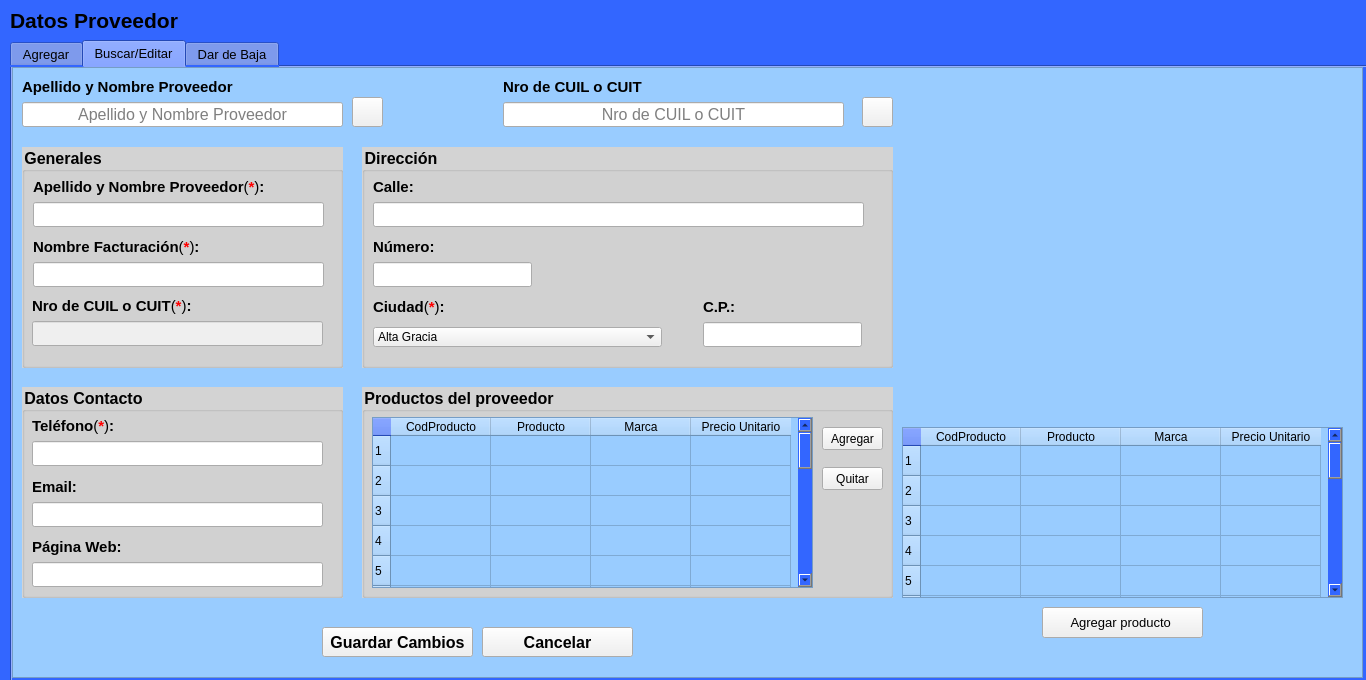
Miguel8819/Sistema_TweetyTesis, file Views/proveedores.ui: the form before one commit.
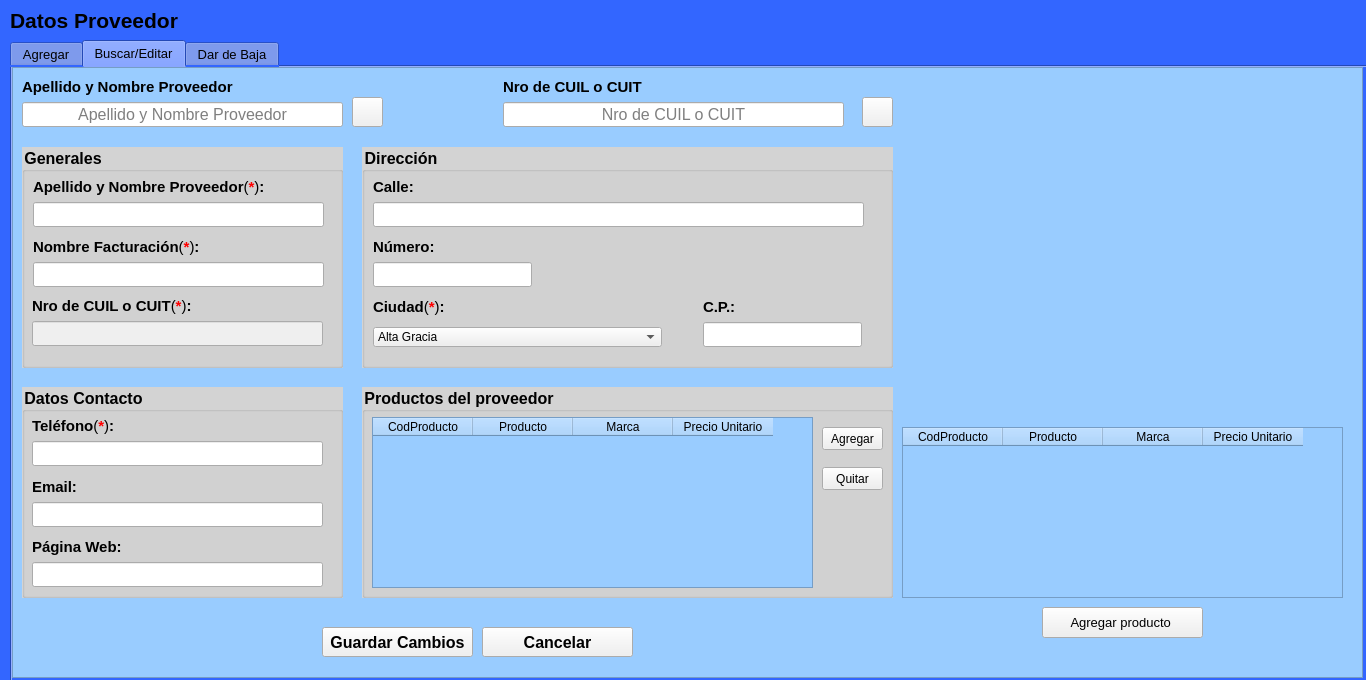
The form after the commit. The open tabs and pages were chosen to show the change. Icons and pictures are not drawn.

Patch:
```diff
--- a/Views/proveedores.ui
+++ b/Views/proveedores.ui
@@ -4298,101 +4298,6 @@
        <property name="styleSheet">
         <string notr="true"/>
        </property>
-       <row>
-        <property name="text">
-         <string>1</string>
-        </property>
-       </row>
-       <row>
-        <property name="text">
-         <string>2</string>
-        </property>
-       </row>
-       <row>
-        <property name="text">
-         <string>3</string>
-        </property>
-       </row>
-       <row>
-        <property name="text">
-         <string>4</string>
-        </property>
-       </row>
-       <row>
-        <property name="text">
-         <string>5</string>
-        </property>
-       </row>
-       <row>
-        <property name="text">
-         <string>6</string>
-        </property>
-       </row>
-       <row>
-        <property name="text">
-         <string>7</string>
-        </property>
-       </row>
-       <row>
-        <property name="text">
-         <string>8</string>
-        </property>
-       </row>
-       <row>
-        <property name="text">
-         <string>9</string>
-        </property>
-       </row>
-       <row>
-        <property name="text">
-         <string>10</string>
-        </property>
-       </row>
-       <row>
-        <property name="text">
-         <string>11</string>
-        </property>
-       </row>
-       <row>
-        <property name="text">
-         <string>12</string>
-        </property>
-       </row>
-       <row>
-        <property name="text">
-         <string>14</string>
-        </property>
-       </row>
-       <row>
-        <property name="text">
-         <string>15</string>
-        </property>
-       </row>
-       <row>
-        <property name="text">
-         <string>15</string>
-        </property>
-       </row>
-       <row>
-        <property name="text">
-         <string>16</string>
-        </property>
-       </row>
-       <row>
-        <property name="text">
-         <string>17</string>
-        </property>
-       </row>
-       <row>
-        <property name="text">
-         <string>18</string>
-        </property>
-       </row>
-       <row>
-        <property name="text">
-         <string>20</string>
-        </property>
-       </row>
        <column>
         <property name="text">
          <string>CodProducto</string>
@@ -4453,101 +4358,6 @@
       <property name="styleSheet">
        <string notr="true"/>
       </property>
-      <row>
-       <property name="text">
-        <string>1</string>
-       </property>
-      </row>
-      <row>
-       <property name="text">
-        <string>2</string>
-       </property>
-      </row>
-      <row>
-       <property name="text">
-        <string>3</string>
-       </property>
-      </row>
-      <row>
-       <property name="text">
-        <string>4</string>
-       </property>
-      </row>
-      <row>
-       <property name="text">
-        <string>5</string>
-       </property>
-      </row>
-      <row>
-       <property name="text">
-        <string>6</string>
-       </property>
-      </row>
-      <row>
-       <property name="text">
-        <string>7</string>
-       </property>
-      </row>
-      <row>
-       <property name="text">
-        <string>8</string>
-       </property>
-      </row>
-      <row>
-       <property name="text">
-        <string>9</string>
-       </property>
-      </row>
-      <row>
-       <property name="text">
-        <string>10</string>
-       </property>
-      </row>
-      <row>
-       <property name="text">
-        <string>11</string>
-       </property>
-      </row>
-      <row>
-       <property name="text">
-        <string>12</string>
-       </property>
-      </row>
-      <row>
-       <property name="text">
-        <string>14</string>
-       </property>
-      </row>
-      <row>
-       <property name="text">
-        <string>15</string>
-       </property>
-      </row>
-      <row>
-       <property name="text">
-        <string>15</string>
-       </property>
-      </row>
-      <row>
-       <property name="text">
-        <string>16</string>
-       </property>
-      </row>
-      <row>
-       <property name="text">
-        <string>17</string>
-       </property>
-      </row>
-      <row>
-       <property name="text">
-        <string>18</string>
-       </property>
-      </row>
-      <row>
-       <property name="text">
-        <string>20</string>
-       </property>
-      </row>
       <column>
        <property name="text">
         <string>CodProducto</string>
```
